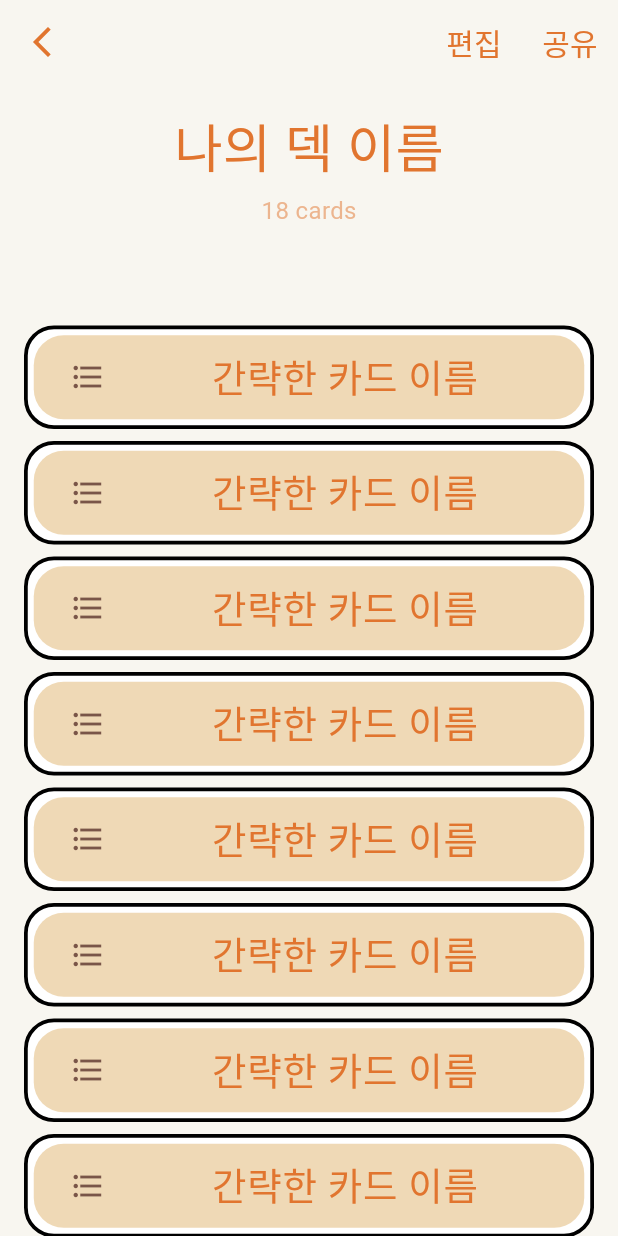
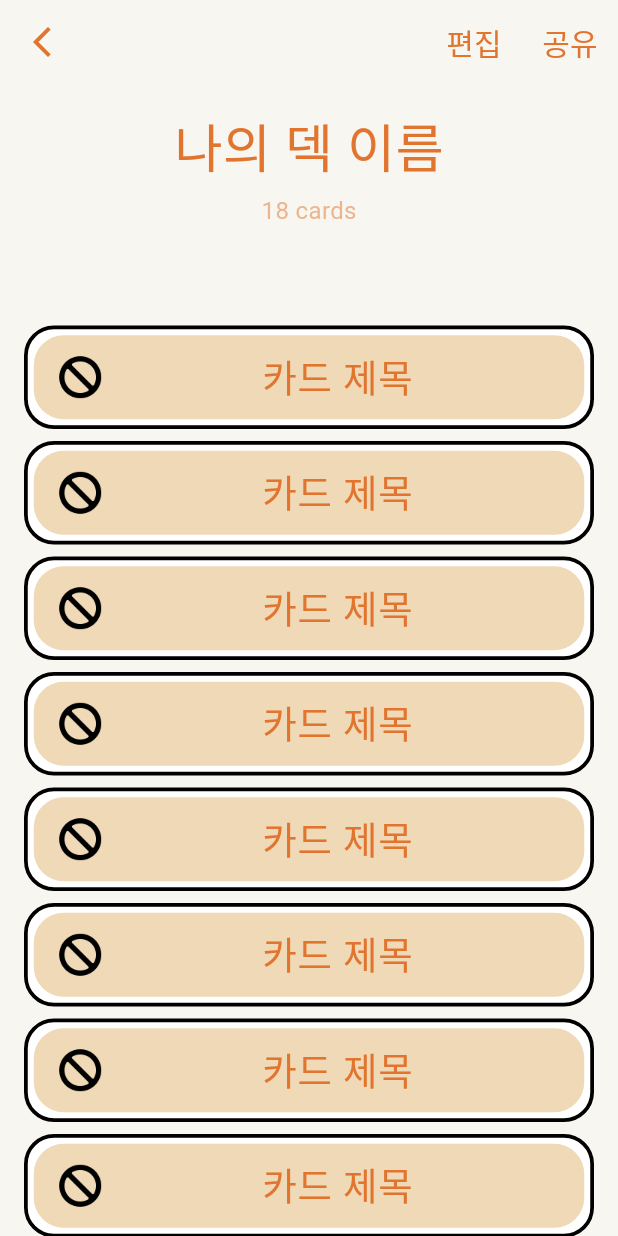
Before and after one commit to CSOneCup/CsOneCup-client, a Flutter app: the DeckDetailsPage screen opened directly, on a phone screen of 412 x 824 dp. Run offline on Flutter 3.47's test engine with Material 3 defaults, Android fonts, the phone set to English and light mode, and no system bars; our stand-ins replace flip_card, shared_preferences; accounts and stored records are empty.

Commit message:
Feat#20 카드 상세 페이지 레이아웃 개발 및 유틸 클래스 추가 (#32)
* add: 카드 상세 페이지 추가
- 레이아웃 조정 필요

* update: SimpleCardTile 멤버변수 추가
- title, category

* add: IconFetcher 유틸 추가

* add: RectangularElevatedButton 위젯 추가

* fix: IconFetcher 적용

* fix: IconFetcher 적용2

* fix: IconFetcher 오류 수정
- imagePath로 이미지 생성

* fix: CardDetailsPage 업데이트
- cardTitle 프로퍼티 추가
- 예전에 적었던 필요없는 코드 삭제

```diff
--- /dev/null
+++ b/lib/core/utils/icon_fetcher.dart
@@ -0,0 +1,46 @@
+
+
+
+import 'package:flutter/widgets.dart';
+
+class IconFetcher {
+  _IconFetcher(){}
+
+  static Image fetchImage(String category,
+      {double? width,
+      double? height}) {
+    String imagePath = fetchPath(category);
+    return Image.asset(
+      imagePath,
+      width: width ?? 100,
+      height: height ?? 100,
+    );
+  }
+
+  static String fetchPath(String category) {
+    String imagePath;
+    switch (category) {
+      case '운영체제':
+        imagePath = 'assets/icons/icon_category_OS.png';
+        break;
+      case '네트워크':
+        imagePath = 'assets/icons/icon_category_network.png';
+        break;
+      case '데이터베이스':
+        imagePath = 'assets/icons/icon_category_DB.png';
+        break;
+      case '자료구조':
+        imagePath = 'assets/icons/icon_category_dataStructure.png';
+        break;
+      case '소프트웨어공학':
+        imagePath = 'assets/icons/icon_category_SE.png';
+        break;
+      case '프로그래밍':
+        imagePath = 'assets/icons/icon_category_programming.png';
+        break;
+      default:
+        imagePath = 'assets/icons/icon_none.png';
+    }
+    return imagePath;
+  }
+}
--- a/lib/features/deck/widgets/simplecardtile.dart
+++ b/lib/features/deck/widgets/simplecardtile.dart
@@ -1,3 +1,4 @@
+import 'package:cs_onecup/core/utils/icon_fetcher.dart';
 import 'package:flutter/material.dart';
 
 import '../../../core/constants/colors.dart';
@@ -6,7 +7,18 @@ import '../../../core/constants/colors.dart';
 /// 카드 타일 위젯
 class SimpleCardTile extends StatelessWidget {
   final int index;
-  const SimpleCardTile({super.key, required this.index});
+  final String title;
+  final String category;
+  // final Card? card;
+
+  const SimpleCardTile({
+    super.key,
+    required this.index,
+    String? title,
+    String? category
+  })
+  : this.title = title ?? '카드 제목',
+    this.category = category ?? 'None';
 
   @override
   Widget build(BuildContext context) {
@@ -29,21 +41,24 @@ class SimpleCardTile extends StatelessWidget {
             ),
             child: ListTile(
               // 아이콘
-              leading: Container(
-                padding: const EdgeInsets.all(8),
-                decoration: BoxDecoration(
-                  borderRadius: BorderRadius.circular(8),
-                ),
-                child: const Icon(Icons.format_list_bulleted, color: Colors.brown),
-              ),
+              leading: IconFetcher.fetchImage(category, width: 30, height: 30),
+              // leading: Container(
+              //   child:
+              //   // padding: const EdgeInsets.all(8),
+              //   // decoration: BoxDecoration(
+              //   //   borderRadius: BorderRadius.circular(8),
+              //   // ),
+              //   // child: const Icon(Icons.format_list_bulleted, color: Colors.brown),
+              // ),
               // 제목
               title: Center(
-                child: const Text(
-                  "간략한 카드 이름",
-                  style: TextStyle(
+                child: Text(
+                  title,
+                  style: const TextStyle(
                     fontSize: 25,
                     color: AppColors.mainDeepOrange,
                     fontWeight: FontWeight.normal,
+                    overflow: TextOverflow.ellipsis
                   ),
                 ),
               ),
```
Also changed, not shown: lib/core/widgets/RectangularElevatedButton.dart (added, +44 -0 lines), lib/core/widgets/cards/quizcardwidget.dart (+24 -22 lines), lib/features/deck/carddetailspage.dart (added, +116 -0 lines), lib/features/deck/deckdetailspage.dart (+15 -7 lines).
